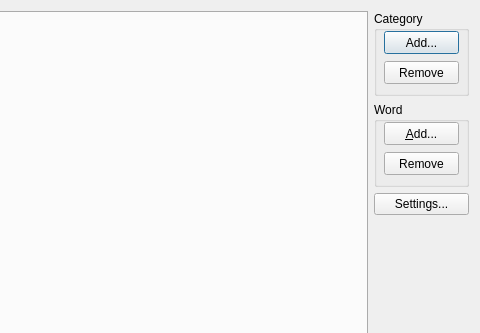
martin-kudlicka/vocabulary-master, file source/vocabularymanagerdialog.ui: the form before one commit; both pictures show x 160 to 640 and y 0 to 333 of the 640 by 480 pixel window.
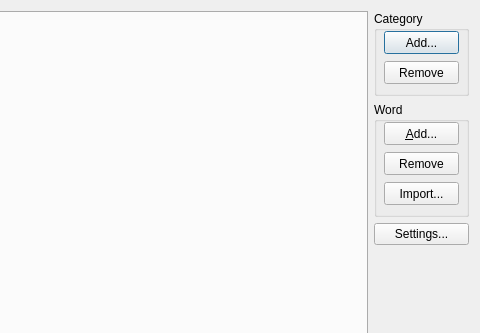
The form after the commit. Custom widgets are drawn as their Qt base class.

Commit message: + preparations for Anki database import

What changed in the file:
```diff
--- a/source/vocabularymanagerdialog.ui
+++ b/source/vocabularymanagerdialog.ui
@@ -67,7 +67,7 @@
        <property name="minimumSize">
         <size>
          <width>0</width>
-         <height>85</height>
+         <height>115</height>
         </size>
        </property>
        <property name="title">
@@ -99,6 +99,19 @@
          <string>Remove</string>
         </property>
        </widget>
+       <widget class="QPushButton" name="qpbWordImport">
+        <property name="geometry">
+         <rect>
+          <x>10</x>
+          <y>80</y>
+          <width>75</width>
+          <height>23</height>
+         </rect>
+        </property>
+        <property name="text">
+         <string>Import...</string>
+        </property>
+       </widget>
       </widget>
      </item>
      <item>
```
The commit also changes 10 other files.
